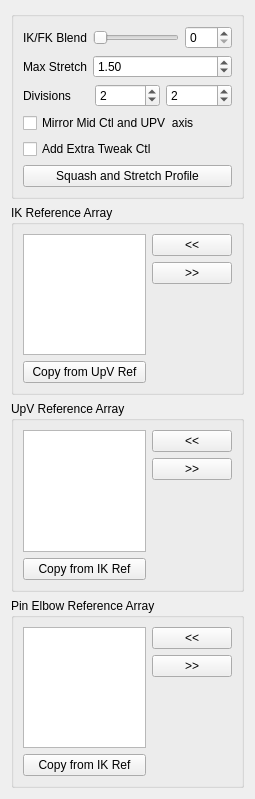
Above: scripts/mgear/shifter_epic_components/EPIC_leg_01/settingsUI.ui from mgear-dev/shifter_epic_components before the change. Below: the same form after it.
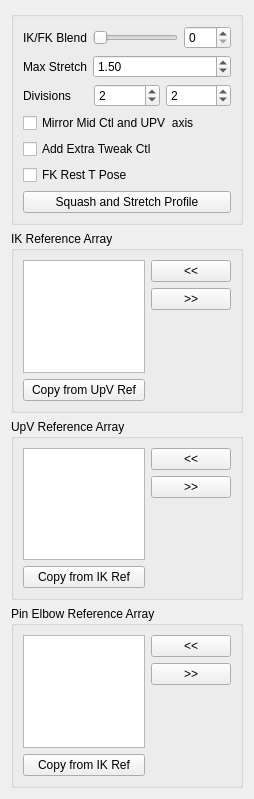
That is the form after the change.

Commit message: Option to set the FK controls reset pose to T pose. Closes #9

```diff
--- a/scripts/mgear/shifter_epic_components/EPIC_leg_01/settingsUI.ui
+++ b/scripts/mgear/shifter_epic_components/EPIC_leg_01/settingsUI.ui
@@ -6,7 +6,7 @@
    <rect>
     <x>0</x>
     <y>0</y>
-    <width>255</width>
+    <width>254</width>
     <height>799</height>
    </rect>
   </property>
@@ -155,6 +155,22 @@
           </property>
          </widget>
         </item>
+        <item>
+         <widget class="QCheckBox" name="TPoseRest_checkBox">
+          <property name="toolTip">
+           <string extracomment="This option set the axis of the mid CTL (elbow) and the up vector control to move in a mirror behaviour ">&lt;html&gt;&lt;head/&gt;&lt;body&gt;&lt;p&gt;If checked, the Rest pose for  FK controls will be in T Pose&lt;/p&gt;&lt;/body&gt;&lt;/html&gt;</string>
+          </property>
+          <property name="statusTip">
+           <string extracomment="This option set the axis of the mid CTL (elbow) and the up vector control to move in a mirror behaviour ">This option set the axis of the mid CTL (elbow) and the up vector control to move in a mirror behaviour </string>
+          </property>
+          <property name="whatsThis">
+           <string>This option set the axis of the mid CTL (elbow) and the up vector control to move in a mirror behaviour </string>
+          </property>
+          <property name="text">
+           <string>FK Rest T Pose</string>
+          </property>
+         </widget>
+        </item>
         <item>
          <layout class="QHBoxLayout" name="horizontalLayout_2">
           <item>
```
The commit also changes 7 other files.
